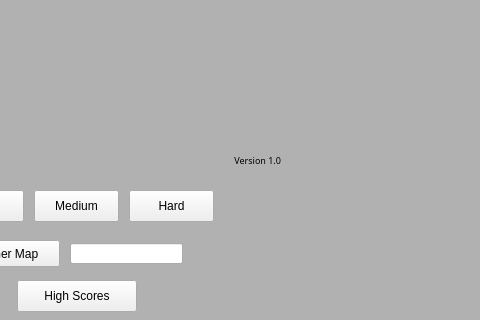
bstee615/project, file titlescreen.ui: the form before one commit; both pictures show x 435 to 915 and y 230 to 550 of the 1024 by 768 pixel window.
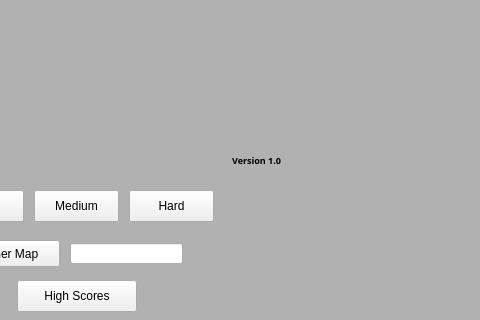
The form after the commit. Icons and pictures are not drawn.

```diff
--- a/titlescreen.ui
+++ b/titlescreen.ui
@@ -13,7 +13,7 @@
   <property name="windowTitle">
    <string>Form</string>
   </property>
-  <widget class="QLabel" name="label">
+  <widget class="QLabel" name="lblTitle">
    <property name="geometry">
     <rect>
      <x>280</x>
@@ -61,34 +61,6 @@
     <string/>
    </property>
   </widget>
-  <widget class="QLabel" name="label_2">
-   <property name="geometry">
-    <rect>
-     <x>635</x>
-     <y>380</y>
-     <width>81</width>
-     <height>20</height>
-    </rect>
-   </property>
-   <property name="font">
-    <font>
-     <family>Droid Sans</family>
-     <pointsize>7</pointsize>
-     <weight>50</weight>
-     <italic>false</italic>
-     <bold>false</bold>
-    </font>
-   </property>
-   <property name="styleSheet">
-    <string notr="true">font: 7pt &quot;Droid Sans&quot;;</string>
-   </property>
-   <property name="text">
-    <string>Version 1.0</string>
-   </property>
-   <property name="alignment">
-    <set>Qt::AlignRight|Qt::AlignTrailing|Qt::AlignVCenter</set>
-   </property>
-  </widget>
   <widget class="QPushButton" name="lblHighScores">
    <property name="geometry">
     <rect>
@@ -177,10 +149,34 @@
     <string>Help</string>
    </property>
   </widget>
+  <widget class="QLabel" name="lblVersion">
+   <property name="geometry">
+    <rect>
+     <x>635</x>
+     <y>380</y>
+     <width>81</width>
+     <height>20</height>
+    </rect>
+   </property>
+   <property name="font">
+    <font>
+     <family>Sawasdee</family>
+     <pointsize>7</pointsize>
+     <weight>75</weight>
+     <italic>false</italic>
+     <bold>true</bold>
+    </font>
+   </property>
+   <property name="text">
+    <string>Version 1.0</string>
+   </property>
+   <property name="alignment">
+    <set>Qt::AlignRight|Qt::AlignTrailing|Qt::AlignVCenter</set>
+   </property>
+  </widget>
   <zorder>lblBackground</zorder>
-  <zorder>label</zorder>
+  <zorder>lblTitle</zorder>
   <zorder>btnEasy</zorder>
-  <zorder>label_2</zorder>
   <zorder>lblHighScores</zorder>
   <zorder>btnMapMaker</zorder>
   <zorder>btnMedium</zorder>
@@ -188,6 +184,7 @@
   <zorder>leOtherMap</zorder>
   <zorder>btnHard</zorder>
   <zorder>btnHelp</zorder>
+  <zorder>lblVersion</zorder>
  </widget>
  <resources>
   <include location="resources.qrc"/>
```
